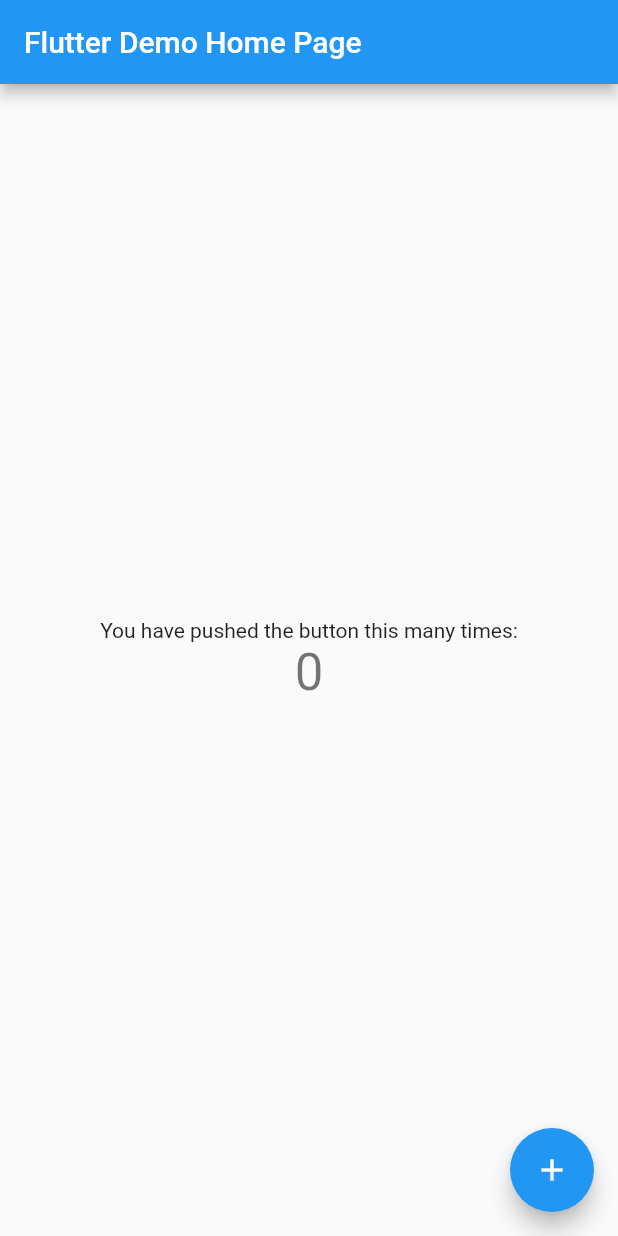
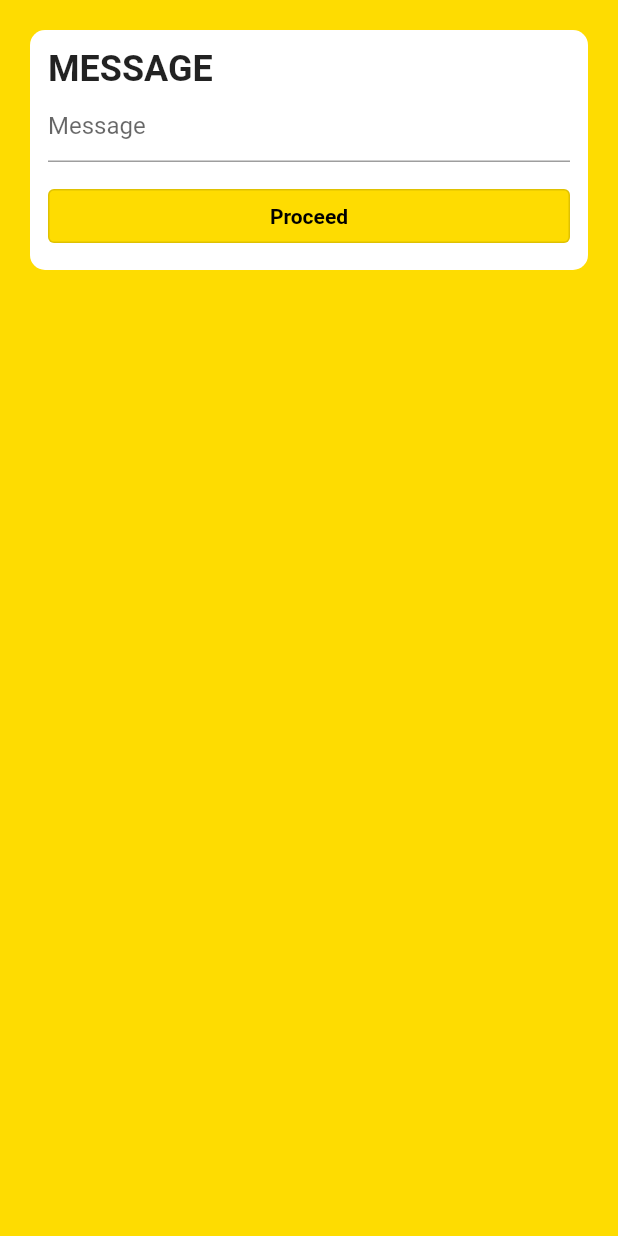
Before and after one commit to aloysiusberonque/midterm, a Flutter app: the screen it shows after launch, on a phone screen of 412 x 824 dp. Run offline on Flutter 3.47's test engine with Material 2 defaults, Android fonts, the phone set to English and light mode, and no system bars.

Commit message:
Added passing data functionality

```diff
--- a/midterm/lib/main.dart
+++ b/midterm/lib/main.dart
@@ -1,115 +1,158 @@
 import 'package:flutter/material.dart';
 
-void main() {
-  runApp(const MyApp());
-}
+void main() => runApp(const MyApp());
 
 class MyApp extends StatelessWidget {
   const MyApp({super.key});
 
-  // This widget is the root of your application.
   @override
   Widget build(BuildContext context) {
-    return MaterialApp(
-      title: 'Flutter Demo',
-      theme: ThemeData(
-        // This is the theme of your application.
-        //
-        // Try running your application with "flutter run". You'll see the
-        // application has a blue toolbar. Then, without quitting the app, try
-        // changing the primarySwatch below to Colors.green and then invoke
-        // "hot reload" (press "r" in the console where you ran "flutter run",
-        // or simply save your changes to "hot reload" in a Flutter IDE).
-        // Notice that the counter didn't reset back to zero; the application
-        // is not restarted.
-        primarySwatch: Colors.blue,
-      ),
-      home: const MyHomePage(title: 'Flutter Demo Home Page'),
+    return const MaterialApp(
+      title: 'Retrieve Text Input',
+      home: FirstScreen(),
     );
   }
 }
 
-class MyHomePage extends StatefulWidget {
-  const MyHomePage({super.key, required this.title});
-
-  // This widget is the home page of your application. It is stateful, meaning
-  // that it has a State object (defined below) that contains fields that affect
-  // how it looks.
-
-  // This class is the configuration for the state. It holds the values (in this
-  // case the title) provided by the parent (in this case the App widget) and
-  // used by the build method of the State. Fields in a Widget subclass are
-  // always marked "final".
-
-  final String title;
+class FirstScreen extends StatefulWidget {
+  const FirstScreen({super.key});
 
   @override
-  State<MyHomePage> createState() => _MyHomePageState();
+  State<FirstScreen> createState() => _FirstPageState();
 }
 
-class _MyHomePageState extends State<MyHomePage> {
-  int _counter = 0;
+class _FirstPageState extends State<FirstScreen> {
+  void _sendDataToSecondScreen(BuildContext context) {
+    String textToSend = myController.text;
+    Navigator.push(
+        context,
+        MaterialPageRoute(
+          builder: (context) => HomePage(
+            text: textToSend,
+          ),
+        ));
+  }
 
-  void _incrementCounter() {
-    setState(() {
-      // This call to setState tells the Flutter framework that something has
-      // changed in this State, which causes it to rerun the build method below
-      // so that the display can reflect the updated values. If we changed
-      // _counter without calling setState(), then the build method would not be
-      // called again, and so nothing would appear to happen.
-      _counter++;
-    });
+  TextEditingController myController = TextEditingController();
+
+  @override
+  void dispose() {
+    // Clean up the controller when the widget is disposed.
+    myController.dispose();
+    super.dispose();
   }
 
   @override
   Widget build(BuildContext context) {
-    // This method is rerun every time setState is called, for instance as done
-    // by the _incrementCounter method above.
-    //
-    // The Flutter framework has been optimized to make rerunning build methods
-    // fast, so that you can just rebuild anything that needs updating rather
-    // than having to individually change instances of widgets.
     return Scaffold(
-      appBar: AppBar(
-        // Here we take the value from the MyHomePage object that was created by
-        // the App.build method, and use it to set our appbar title.
-        title: Text(widget.title),
-      ),
+      resizeToAvoidBottomInset: false,
+      backgroundColor: const Color(0xffFEDC01),
       body: Center(
-        // Center is a layout widget. It takes a single child and positions it
-        // in the middle of the parent.
         child: Column(
-          // Column is also a layout widget. It takes a list of children and
-          // arranges them vertically. By default, it sizes itself to fit its
-          // children horizontally, and tries to be as tall as its parent.
-          //
-          // Invoke "debug painting" (press "p" in the console, choose the
-          // "Toggle Debug Paint" action from the Flutter Inspector in Android
-          // Studio, or the "Toggle Debug Paint" command in Visual Studio Code)
-          // to see the wireframe for each widget.
-          //
-          // Column has various properties to control how it sizes itself and
-          // how it positions its children. Here we use mainAxisAlignment to
-          // center the children vertically; the main axis here is the vertical
-          // axis because Columns are vertical (the cross axis would be
-          // horizontal).
-          mainAxisAlignment: MainAxisAlignment.center,
           children: <Widget>[
-            const Text(
-              'You have pushed the button this many times:',
-            ),
-            Text(
-              '$_counter',
-              style: Theme.of(context).textTheme.headline4,
-            ),
+            Container(
+                padding: const EdgeInsets.fromLTRB(12, 12, 12, 12),
+                margin: const EdgeInsets.fromLTRB(20, 20, 20, 20),
+                decoration: BoxDecoration(
+                  borderRadius: BorderRadius.circular(10.0),
+                  color: Colors.white,
+                ),
+                child: Column(
+                  children: [
+                    // Title
+                    Container(
+                      alignment: Alignment.centerLeft,
+                      child: const Text(
+                        'MESSAGE',
+                        style: TextStyle(
+                            fontWeight: FontWeight.bold, fontSize: 24),
+                        textAlign: TextAlign.left,
+                      ),
+                    ),
+                    // Text Field
+                    TextField(
+                        style: const TextStyle(height: 1, fontSize: 16),
+                        decoration: const InputDecoration(
+                          hintText: "Enter message here",
+                          labelText: "Message",
+                          isDense: true,
+                        ),
+                        controller: myController),
+                    // Proceed button container
+                    Container(
+                      margin: const EdgeInsets.fromLTRB(0, 12, 0, 0),
+                      child: Row(
+                        crossAxisAlignment: CrossAxisAlignment.start,
+                        children: <Widget>[
+                          Expanded(
+                            flex: 10,
+                            child: GestureDetector(
+                              child: ButtonTheme(
+                                  minWidth: 100.0,
+                                  height: 50.0,
+                                  child: OutlinedButton(
+                                    style: OutlinedButton.styleFrom(
+                                      backgroundColor: const Color(0xffFEDC01),
+                                    ),
+                                    child: const Text('Proceed',
+                                        style: TextStyle(
+                                            color: Colors.black,
+                                            fontWeight: FontWeight.bold)),
+                                    onPressed: () {
+                                      _sendDataToSecondScreen(context);
+                                    },
+                                  )),
+                            ),
+                          ),
+                        ],
+                      ),
+                    ),
+                  ],
+                ))
           ],
         ),
       ),
-      floatingActionButton: FloatingActionButton(
-        onPressed: _incrementCounter,
-        tooltip: 'Increment',
-        child: const Icon(Icons.add),
-      ), // This trailing comma makes auto-formatting nicer for build methods.
     );
   }
 }
+
+class HomePage extends StatelessWidget {
+  final String text;
+  // Receive data from the FirstScreen as a parameter
+  HomePage({Key? key, required this.text}) : super(key: key);
+
+  @override
+  Widget build(BuildContext context) {
+    return Scaffold(
+      appBar: AppBar(
+        backgroundColor: Colors.transparent,
+        elevation: 0,
+        title: const Text("Second Screen"),
+        iconTheme: const IconThemeData(color: Colors.black),
+      ),
+      backgroundColor: Colors.white,
+      // Menu Selection
+      body: Padding(
+        padding: const EdgeInsets.fromLTRB(20, 0, 20, 20),
+        child: Column(
+          children: [
+            Center(
+              child: Text(
+                "Your message",
+                style: TextStyle(fontWeight: FontWeight.bold, fontSize: 30),
+                textAlign: TextAlign.center,
+              ),
+            ),
+            Center(
+              child: Text(
+                text,
+                style: TextStyle(fontSize: 24),
+                textAlign: TextAlign.center,
+              ),
+            )
+          ],
+        ),
+      ),
+    );
+  }
+}
```
